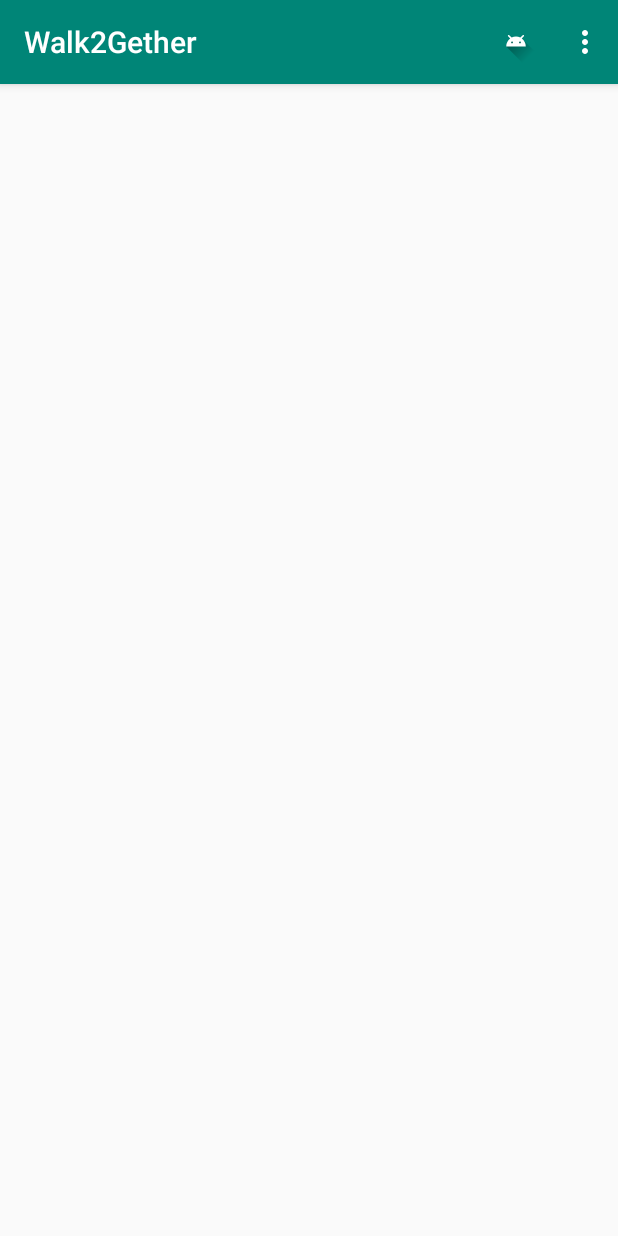
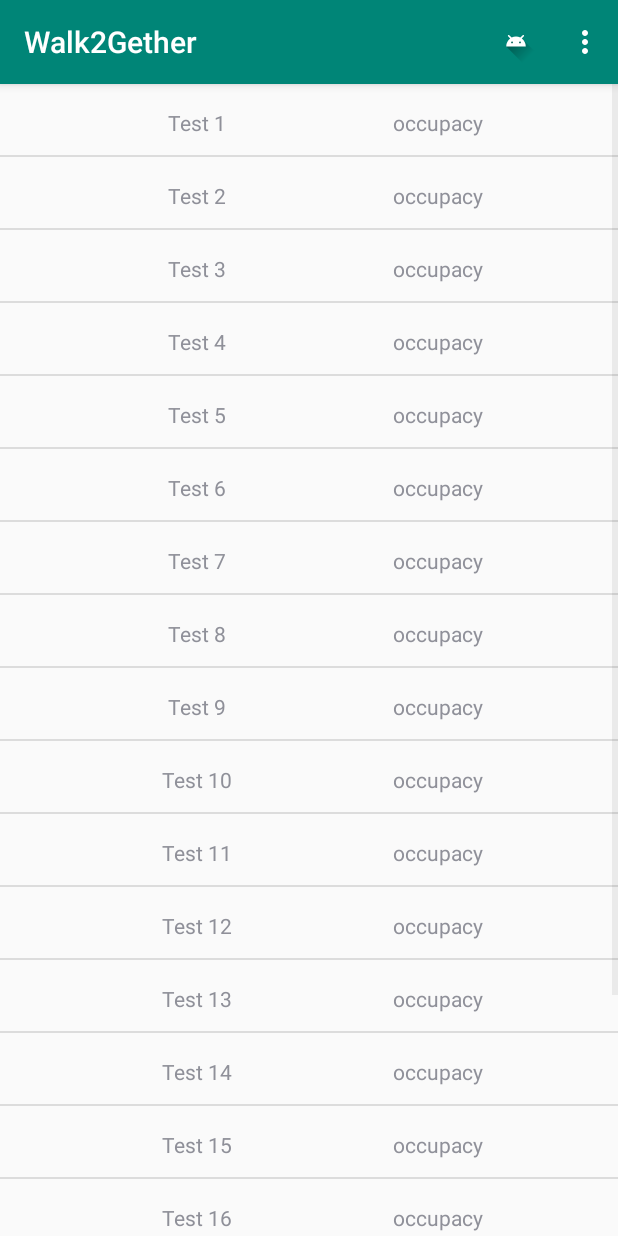
Before and after one commit to OKaas/walk2gather-app, an Android app: the HomeActivity screen opened directly, with no data from a screen before it, on a phone screen of 412 x 824 dp. Run offline under Robolectric (Android 15) with nearby library versions, the phone set to English and light mode, and no system bars.

Commit message:
added dummy ListView

```diff
--- a/app/src/main/AndroidManifest.xml
+++ b/app/src/main/AndroidManifest.xml
@@ -16,7 +16,7 @@
                 <category android:name="android.intent.category.LAUNCHER"/>
             </intent-filter>
         </activity>
-        <activity android:name=".HomeView">
+        <activity android:name=".HomeActivity">
                   <!--android:parentActivityName=".LoginActivity">-->
             <!--&lt;!&ndash; For Lower Android SDK API &ndash;&gt;-->
             <!--<meta-data-->
--- a/app/src/main/java/com/walk2gather/HomeView.kt
+++ b/app/src/main/java/com/walk2gather/HomeActivity.kt
@@ -6,13 +6,26 @@ import android.util.Log
 import android.view.Menu
 import android.view.MenuInflater
 import android.view.MenuItem
+import android.widget.ListView
+import com.walk2gather.model.GroupItem
+import com.walk2gather.adapter.CustomAdapter
+import android.support.v4.view.accessibility.AccessibilityEventCompat.setAction
+import android.view.View
+import android.widget.AdapterView
 
-class HomeView : AppCompatActivity() {
+
+
+
+class HomeActivity : AppCompatActivity() {
 
     // Const
     // ===========================================================================================
     private val TAG = this::class.java.simpleName
 
+
+    private lateinit var listView : ListView
+
+    private lateinit var adapter: CustomAdapter
 
     // Initializer
     //
@@ -27,6 +40,33 @@ class HomeView : AppCompatActivity() {
         val loginPassword = intent.getStringExtra(LoginActivity.LOGIN_PASSWORD)
 
         Log.i(TAG, "$loginName > $loginPassword" )
+
+
+        // Fill ListView data -> get data, create adapter for them
+
+        var model = arrayListOf<GroupItem>()
+        for (i in 1..20){
+            model.add(GroupItem("Test $i", i))
+        }
+
+        adapter = CustomAdapter(model, applicationContext)
+
+        listView = findViewById(R.id.homeView_listView)
+        listView.adapter = adapter
+
+        listView.onItemClickListener = AdapterView.OnItemClickListener { parent, view, position, id ->
+            val dataModel = model.get(position)
+
+            Log.i(TAG, dataModel.toString())
+
+//            Snackbar.make(
+//                view,
+//                dataModel.getName() + "\n" + dataModel.getType() + " API: " + dataModel.getVersion_number(),
+//                Snackbar.LENGTH_LONG
+//            )
+//                .setAction("No action", null).show()
+        }
+
     }
 
     // Toolbar
--- a/app/src/main/java/com/walk2gather/LoginActivity.kt
+++ b/app/src/main/java/com/walk2gather/LoginActivity.kt
@@ -26,7 +26,7 @@ class LoginActivity : AppCompatActivity() {
 
         val loginName = findViewById<EditText>(R.id.login_textView_name).text.toString()
         val loginPassowrd = findViewById<EditText>(R.id.login_textView_password).text.toString()
-        val intent = Intent(this, HomeView::class.java).apply {
+        val intent = Intent(this, HomeActivity::class.java).apply {
             putExtra(LOGIN_NAME, loginName)
             putExtra(LOGIN_PASSWORD, loginPassowrd)
         }
--- /dev/null
+++ b/app/src/main/java/com/walk2gather/adapter/GroupAdapter.kt
@@ -0,0 +1,86 @@
+package com.walk2gather.adapter
+
+import android.content.Context
+import android.util.Log
+import android.view.LayoutInflater
+import android.view.View
+import android.view.ViewGroup
+import android.view.animation.AnimationUtils
+import android.widget.ArrayAdapter
+import android.widget.ImageView
+import android.widget.TextView
+import com.walk2gather.R
+import com.walk2gather.model.GroupItem
+
+
+class CustomAdapter(private val dataSet: ArrayList<GroupItem>, private var mContext: Context) :
+    ArrayAdapter<GroupItem>(mContext, R.layout.group_item_view, dataSet), View.OnClickListener {
+
+    private var lastPosition = -1
+
+    private val TAG = this::class.java.simpleName
+
+    // View lookup cache
+    private class ViewHolder {
+        internal var txtName: TextView? = null
+        internal var txtOccupancy: TextView? = null
+        internal var info : ImageView? = null
+    }
+
+    override fun onClick(v: View) {
+
+//        val position = v.tag as Int
+//        val `object` = getItem(position)
+//        val dataModel = `object` as GroupItem
+
+//        when (v.getId()) {
+
+//            R.id.groupItemView_imageView_info -> Log.i(TAG, "Name: "+(dataModel!!.name) + " | Occupancy: "+dataModel!!.occupancy)
+
+//            R.id.item_info -> Snackbar.make(v, "Release date " + dataModel!!.getFeature(), Snackbar.LENGTH_LONG)
+//                .setAction("No action", null).show()
+//        }
+    }
+
+    override fun getView(position: Int, convertView: View?, parent: ViewGroup): View {
+        var convertView = convertView
+        // Get the data item for this position
+        val dataModel = getItem(position)
+        // Check if an existing view is being reused, otherwise inflate the view
+        val viewHolder: ViewHolder // view lookup cache stored in tag
+
+        val result: View
+
+        if (convertView == null) {
+
+            viewHolder = ViewHolder()
+            val inflater = LayoutInflater.from(context)
+            convertView = inflater.inflate(R.layout.group_item_view, parent, false)
+            viewHolder.txtName = convertView!!.findViewById(R.id.groupItemView_textView_name)
+            viewHolder.txtOccupancy = convertView!!.findViewById(R.id.groupItemView_textView_occupancy)
+            viewHolder.info = convertView!!.findViewById(R.id.groupItemView_imageView_info)
+
+            result = convertView
+
+            convertView!!.tag = viewHolder
+        } else {
+            viewHolder = convertView!!.tag as ViewHolder
+            result = convertView
+        }
+
+        val animation = AnimationUtils.loadAnimation(
+            mContext,
+            if (position > lastPosition) R.anim.up_from_bottom else R.anim.down_from_top
+        )
+        result.startAnimation(animation)
+        lastPosition = position
+
+        viewHolder.txtName!!.text = dataModel!!.name
+//        viewHolder.txtType!!.setText(dataModel!!.getType())
+//        viewHolder.txtVersion!!.setText(dataModel!!.getVersion_number())
+        viewHolder.info!!.setOnClickListener(this)
+//        viewHolder.info!!.tag = position
+        // Return the completed view to render on screen
+        return convertView
+    }
+}
--- /dev/null
+++ b/app/src/main/java/com/walk2gather/model/GroupItem.kt
@@ -0,0 +1,3 @@
+package com.walk2gather.model
+
+class GroupItem( val name : String, val occupancy: Int )
--- /dev/null
+++ b/app/src/main/res/anim/down_from_top.xml
@@ -0,0 +1,8 @@
+<?xml version="1.0" encoding="utf-8"?>
+<set xmlns:android="http://schemas.android.com/apk/res/android"
+     android:shareInterpolator="@android:anim/decelerate_interpolator">
+    <translate
+            android:fromXDelta="0%" android:toXDelta="0%"
+            android:fromYDelta="-80%" android:toYDelta="0%"
+            android:duration="300" />
+</set>
--- /dev/null
+++ b/app/src/main/res/anim/up_from_bottom.xml
@@ -0,0 +1,8 @@
+<?xml version="1.0" encoding="utf-8"?>
+<set xmlns:android="http://schemas.android.com/apk/res/android"
+     android:shareInterpolator="@android:anim/decelerate_interpolator">
+    <translate
+            android:fromXDelta="0%" android:toXDelta="0%"
+            android:fromYDelta="80%" android:toYDelta="0%"
+            android:duration="300" />
+</set>
--- a/app/src/main/res/layout/activity_home_view.xml
+++ b/app/src/main/res/layout/activity_home_view.xml
@@ -5,6 +5,12 @@
         xmlns:app="http://schemas.android.com/apk/res-auto"
         android:layout_width="match_parent"
         android:layout_height="match_parent"
-        tools:context=".HomeView">
+        tools:context=".HomeActivity">
 
+    <ListView
+            android:layout_width="match_parent"
+            android:layout_height="match_parent"
+            android:id="@+id/homeView_listView"
+            app:layout_constraintTop_toTopOf="parent" app:layout_constraintStart_toStartOf="parent"
+    />
 </android.support.constraint.ConstraintLayout>
--- /dev/null
+++ b/app/src/main/res/layout/group_item_view.xml
@@ -0,0 +1,28 @@
+<?xml version="1.0" encoding="utf-8"?>
+<android.support.constraint.ConstraintLayout xmlns:android="http://schemas.android.com/apk/res/android"
+                                             xmlns:app="http://schemas.android.com/apk/res-auto" xmlns:tools="http://schemas.android.com/tools" android:layout_width="match_parent"
+                                             android:layout_height="match_parent">
+
+    <TextView
+            android:layout_width="wrap_content"
+            android:layout_height="wrap_content"
+            android:id="@+id/groupItemView_textView_name" android:layout_marginTop="16dp"
+            app:layout_constraintTop_toTopOf="parent" app:layout_constraintStart_toStartOf="parent"
+            android:layout_marginLeft="8dp" android:layout_marginStart="8dp"
+            app:layout_constraintEnd_toStartOf="@+id/groupItemView_textView_occupancy" android:layout_marginEnd="8dp"
+            android:layout_marginRight="8dp" android:text="Name"/>
+    <TextView
+            android:layout_width="wrap_content"
+            android:layout_height="wrap_content"
+            android:id="@+id/groupItemView_textView_occupancy" android:layout_marginTop="16dp"
+            app:layout_constraintTop_toTopOf="parent"
+            app:layout_constraintEnd_toStartOf="@+id/groupItemView_imageView_info" android:layout_marginEnd="32dp"
+            android:layout_marginRight="32dp" android:text="occupacy"/>
+    <ImageView
+            android:layout_width="50dp"
+            android:layout_height="39dp"
+            android:id="@+id/groupItemView_imageView_info" android:layout_marginTop="8dp"
+            app:layout_constraintTop_toTopOf="parent" app:layout_constraintEnd_toEndOf="parent"
+            android:layout_marginEnd="8dp" android:layout_marginRight="8dp"
+            app:srcCompat="@mipmap/ic_launcher"/>
+</android.support.constraint.ConstraintLayout>
```
